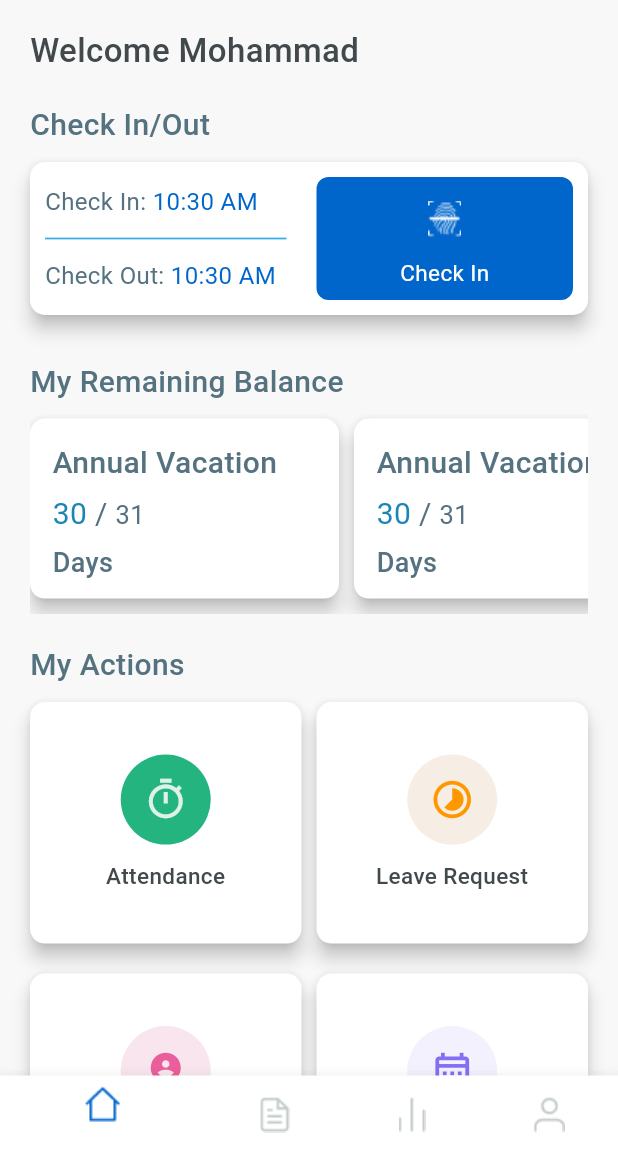
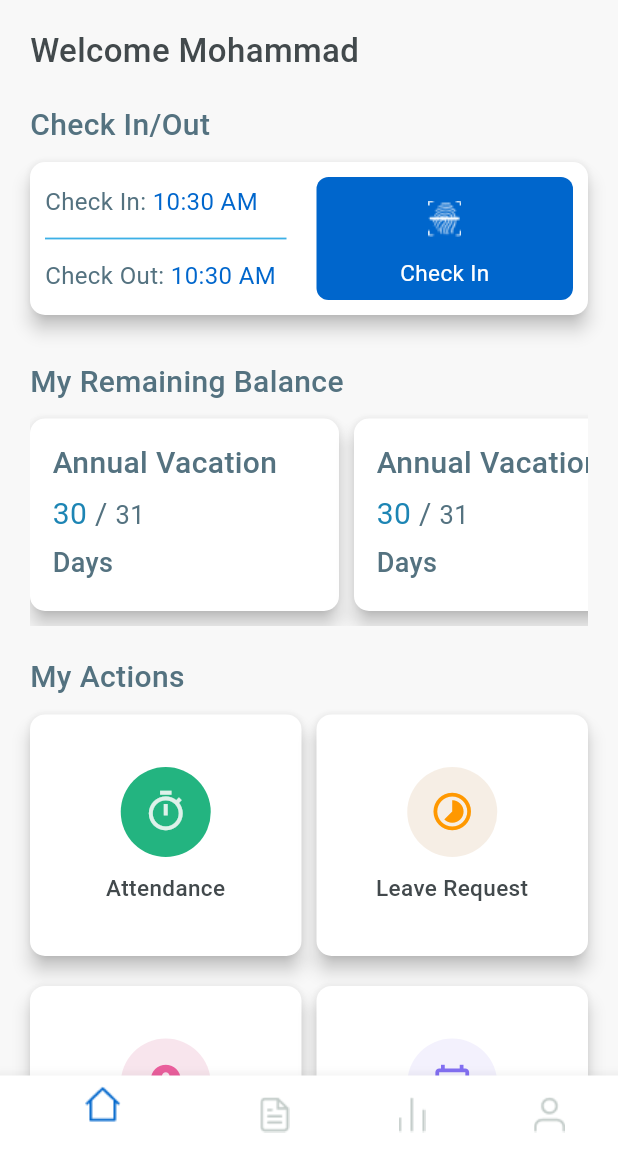
Before and after one commit to mohammadz0606/hr-management, a Flutter app: the NavigationScreen screen opened by its route, on a phone screen of 412 x 824 dp, the part 72-1236 px from its top. Run offline on Flutter 3.47's test engine with Material 3 defaults, Android fonts, the phone set to English and light mode, and no system bars; our stand-ins replace bloc, flutter_bloc, flutter_svg.

Commit message:
edit all ui

```diff
--- a/lib/screens/home.dart
+++ b/lib/screens/home.dart
@@ -54,7 +54,7 @@ class HomeScreen extends StatelessWidget {
             text: 'My Remaining Balance',
           ),
           SizedBox(
-            height: MediaQuery.of(context).size.height * 0.17,
+            height: MediaQuery.of(context).size.height * 0.18,
             child: const RemainingBalanceList(),
           ),
           const SizedBox(height: 20),
```
